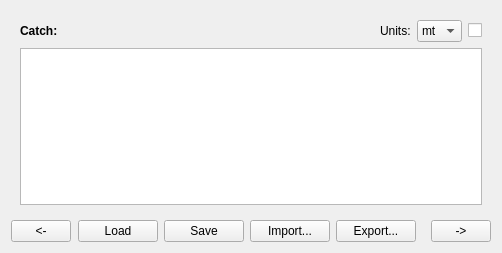
nmfs-fish-tools/MSSPM, file MSSPM_Main/forms/Estimation/Estimation_Tab02.ui: the form before one commit.
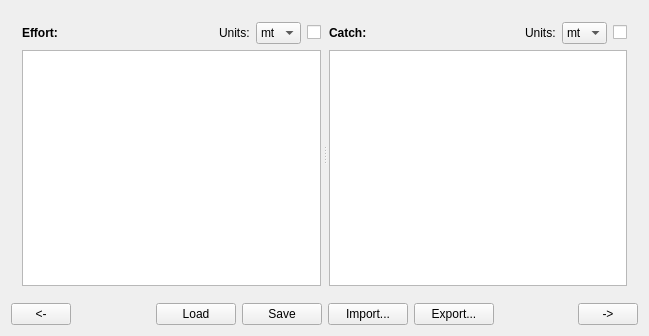
The form after the commit.

Commit message: Interim drop for Effort Fit to Catch GUI

The edit to the form file:
```diff
--- a/MSSPM_Main/forms/Estimation/Estimation_Tab02.ui
+++ b/MSSPM_Main/forms/Estimation/Estimation_Tab02.ui
@@ -6,17 +6,47 @@
    <rect>
     <x>0</x>
     <y>0</y>
-    <width>502</width>
-    <height>253</height>
+    <width>649</width>
+    <height>336</height>
    </rect>
   </property>
   <property name="windowTitle">
    <string>Form</string>
   </property>
-  <layout class="QVBoxLayout" name="verticalLayout_2">
+  <layout class="QVBoxLayout" name="verticalLayout_5">
+   <item>
+    <layout class="QVBoxLayout" name="verticalLayout_2"/>
+   </item>
    <item>
     <widget class="QWidget" name="Estimation_Tab2_ObservedDataW" native="true">
-     <layout class="QVBoxLayout" name="verticalLayout">
+     <property name="sizePolicy">
+      <sizepolicy hsizetype="Preferred" vsizetype="Preferred">
+       <horstretch>0</horstretch>
+       <verstretch>10</verstretch>
+      </sizepolicy>
+     </property>
+     <layout class="QVBoxLayout" name="verticalLayout_4">
+      <item>
+       <widget class="QSplitter" name="splitter">
+        <property name="orientation">
+         <enum>Qt::Horizontal</enum>
+        </property>
+        <widget class="QWidget" name="Estimation_Tab2_EffortW" native="true">
+         <layout class="QVBoxLayout" name="verticalLayout_3">
+          <property name="leftMargin">
+           <number>2</number>
+          </property>
+          <property name="topMargin">
+           <number>2</number>
+          </property>
+          <property name="rightMargin">
+           <number>2</number>
+          </property>
+          <property name="bottomMargin">
+           <number>2</number>
+          </property>
+          <item>
+           <layout class="QVBoxLayout" name="Estimation_Tab2_EffortLAYT">
       <item>
        <layout class="QHBoxLayout" name="horizontalLayout">
         <item>
@@ -28,7 +58,7 @@
            </font>
           </property>
           <property name="text">
-           <string>Catch:</string>
+                 <string>Effort:</string>
           </property>
          </widget>
         </item>
@@ -153,7 +183,7 @@
        </layout>
       </item>
       <item>
-       <widget class="QTableView" name="Estimation_Tab2_HarvestTV">
+             <widget class="QTableView" name="Estimation_Tab2_EffortTV">
         <property name="font">
          <font>
           <weight>50</weight>
@@ -166,6 +196,170 @@
         <property name="statusTip">
          <string/>
         </property>
+             </widget>
+            </item>
+           </layout>
+          </item>
+         </layout>
+        </widget>
+        <widget class="QWidget" name="Estimation_Tab2_CatchW" native="true">
+         <layout class="QVBoxLayout" name="verticalLayout">
+          <property name="leftMargin">
+           <number>2</number>
+          </property>
+          <property name="topMargin">
+           <number>2</number>
+          </property>
+          <property name="rightMargin">
+           <number>2</number>
+          </property>
+          <property name="bottomMargin">
+           <number>2</number>
+          </property>
+          <item>
+           <layout class="QVBoxLayout" name="Estimation_Tab2_CatchLAYT">
+            <item>
+             <layout class="QHBoxLayout" name="horizontalLayout_3">
+              <item>
+               <widget class="QLabel" name="Estimation_Tab2_CatchLBL">
+                <property name="font">
+                 <font>
+                  <weight>75</weight>
+                  <bold>true</bold>
+                 </font>
+                </property>
+                <property name="text">
+                 <string>Catch:</string>
+                </property>
+               </widget>
+              </item>
+              <item>
+               <spacer name="horizontalSpacer_3">
+                <property name="orientation">
+                 <enum>Qt::Horizontal</enum>
+                </property>
+                <property name="sizeHint" stdset="0">
+                 <size>
+                  <width>40</width>
+                  <height>1</height>
+                 </size>
+                </property>
+               </spacer>
+              </item>
+              <item>
+               <widget class="QLabel" name="label_2">
+                <property name="sizePolicy">
+                 <sizepolicy hsizetype="Fixed" vsizetype="Fixed">
+                  <horstretch>0</horstretch>
+                  <verstretch>0</verstretch>
+                 </sizepolicy>
+                </property>
+                <property name="font">
+                 <font>
+                  <weight>50</weight>
+                  <bold>false</bold>
+                 </font>
+                </property>
+                <property name="whatsThis">
+                 <string>&lt;html&gt;&lt;head/&gt;&lt;body&gt;&lt;p align=&quot;center&quot;&gt;&lt;span style=&quot; font-weight:600;&quot;&gt;Catch Units&lt;/span&gt;&lt;/p&gt;&lt;p&gt;The user may enter data in one of the following formats: &lt;/p&gt;&lt;ul style=&quot;margin-top: 0px; margin-bottom: 0px; margin-left: 0px; margin-right: 0px; -qt-list-indent: 1;&quot;&gt;&lt;li style=&quot; margin-top:12px; margin-bottom:0px; margin-left:0px; margin-right:0px; -qt-block-indent:0; text-indent:0px;&quot;&gt;lbs (pounds) &lt;/li&gt;&lt;li style=&quot; margin-top:0px; margin-bottom:0px; margin-left:0px; margin-right:0px; -qt-block-indent:0; text-indent:0px;&quot;&gt;kg (kilograms) &lt;/li&gt;&lt;li style=&quot; margin-top:0px; margin-bottom:12px; margin-left:0px; margin-right:0px; -qt-block-indent:0; text-indent:0px;&quot;&gt;mt (metric tons)&lt;/li&gt;&lt;/ul&gt;&lt;/body&gt;&lt;/html&gt;</string>
+                </property>
+                <property name="text">
+                 <string>Units:</string>
+                </property>
+               </widget>
+              </item>
+              <item>
+               <widget class="QComboBox" name="Estimation_Tab2_UnitsCatchCMB">
+                <property name="sizePolicy">
+                 <sizepolicy hsizetype="Fixed" vsizetype="Fixed">
+                  <horstretch>0</horstretch>
+                  <verstretch>0</verstretch>
+                 </sizepolicy>
+                </property>
+                <property name="minimumSize">
+                 <size>
+                  <width>45</width>
+                  <height>0</height>
+                 </size>
+                </property>
+                <property name="maximumSize">
+                 <size>
+                  <width>45</width>
+                  <height>16777215</height>
+                 </size>
+                </property>
+                <property name="font">
+                 <font>
+                  <weight>50</weight>
+                  <bold>false</bold>
+                 </font>
+                </property>
+                <property name="toolTip">
+                 <string>Units for table below</string>
+                </property>
+                <property name="statusTip">
+                 <string>Units for table below</string>
+                </property>
+                <property name="whatsThis">
+                 <string>&lt;html&gt;&lt;head/&gt;&lt;body&gt;&lt;p align=&quot;center&quot;&gt;&lt;span style=&quot; font-weight:600;&quot;&gt;Catch Units&lt;/span&gt;&lt;/p&gt;&lt;p&gt;The user may enter data in one of the following formats: &lt;/p&gt;&lt;ul style=&quot;margin-top: 0px; margin-bottom: 0px; margin-left: 0px; margin-right: 0px; -qt-list-indent: 1;&quot;&gt;&lt;li style=&quot; margin-top:12px; margin-bottom:0px; margin-left:0px; margin-right:0px; -qt-block-indent:0; text-indent:0px;&quot;&gt;lbs (pounds) &lt;/li&gt;&lt;li style=&quot; margin-top:0px; margin-bottom:0px; margin-left:0px; margin-right:0px; -qt-block-indent:0; text-indent:0px;&quot;&gt;kg (kilograms) &lt;/li&gt;&lt;li style=&quot; margin-top:0px; margin-bottom:12px; margin-left:0px; margin-right:0px; -qt-block-indent:0; text-indent:0px;&quot;&gt;mt (metric tons)&lt;/li&gt;&lt;/ul&gt;&lt;/body&gt;&lt;/html&gt;</string>
+                </property>
+                <property name="currentIndex">
+                 <number>2</number>
+                </property>
+                <item>
+                 <property name="text">
+                  <string>lbs</string>
+                 </property>
+                </item>
+                <item>
+                 <property name="text">
+                  <string>kg</string>
+                 </property>
+                </item>
+                <item>
+                 <property name="text">
+                  <string>mt</string>
+                 </property>
+                </item>
+               </widget>
+              </item>
+              <item>
+               <widget class="QCheckBox" name="Estimation_Tab2_ConvertCatchCB">
+                <property name="sizePolicy">
+                 <sizepolicy hsizetype="Fixed" vsizetype="Fixed">
+                  <horstretch>0</horstretch>
+                  <verstretch>0</verstretch>
+                 </sizepolicy>
+                </property>
+                <property name="font">
+                 <font>
+                  <weight>50</weight>
+                  <bold>false</bold>
+                 </font>
+                </property>
+                <property name="toolTip">
+                 <string>Convert data when checked</string>
+                </property>
+                <property name="statusTip">
+                 <string>Convert data when checked</string>
+                </property>
+                <property name="whatsThis">
+                 <string>&lt;html&gt;&lt;head/&gt;&lt;body&gt;&lt;p align=&quot;center&quot;&gt;&lt;span style=&quot; font-weight:600;&quot;&gt;Convert Checkbox&lt;/span&gt;&lt;/p&gt;&lt;p&gt;If this box is checked, then when the user changes the units pulldown, the data below will be converted. &lt;/p&gt;&lt;p&gt;If this box is not checked, then the units pulldown may be changed with no conversion applied to the data.&lt;/p&gt;&lt;/body&gt;&lt;/html&gt;</string>
+                </property>
+                <property name="text">
+                 <string/>
+                </property>
+               </widget>
+              </item>
+             </layout>
+            </item>
+            <item>
+             <widget class="QTableView" name="Estimation_Tab2_CatchTV"/>
+            </item>
+           </layout>
+          </item>
+         </layout>
+        </widget>
        </widget>
       </item>
      </layout>
```
Left out of the diff: 6 changed lines with no effect on the pictures. Lines whose indentation alone changed are shown as unchanged. The commit also changes 82 other files.
